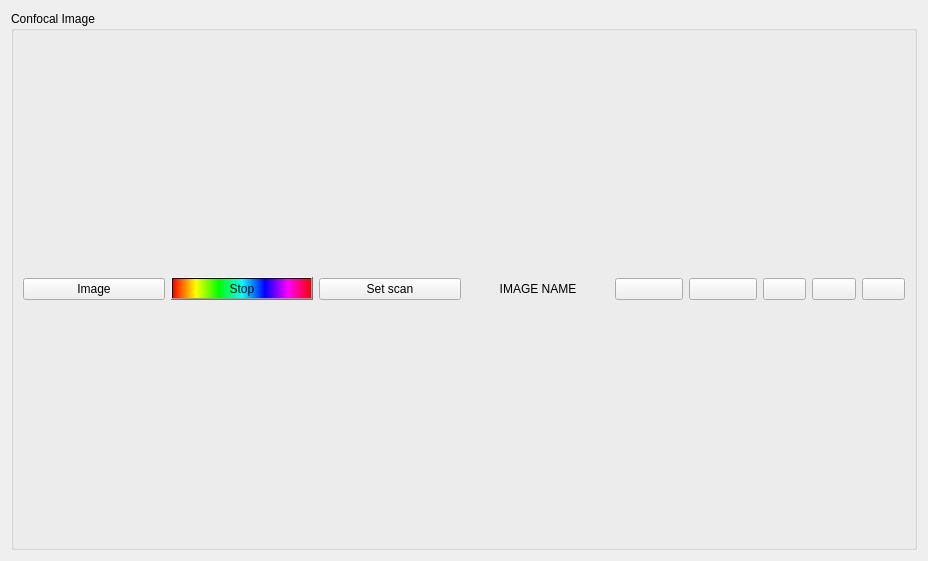
First picture: the form in src/qudi/gui/confocal/confocal_scan.ui, repository tugatoconhelado/Qoptics_exp, before the edit.
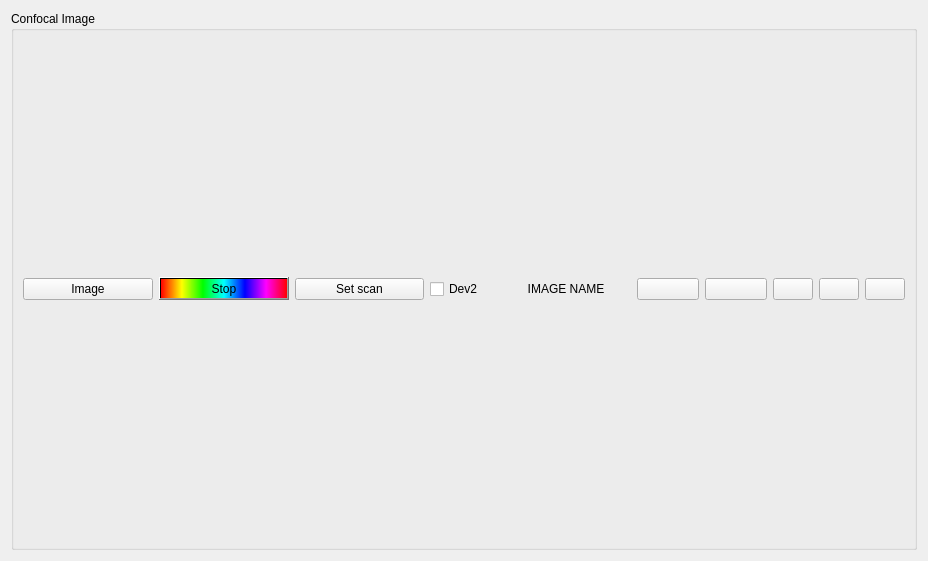
Second picture: the form after the edit. Icons and pictures are not drawn.

The edit to the form file:
```diff
--- a/src/qudi/gui/confocal/confocal_scan.ui
+++ b/src/qudi/gui/confocal/confocal_scan.ui
@@ -30,7 +30,7 @@
        <property name="title">
         <string>Confocal Image</string>
        </property>
-       <layout class="QHBoxLayout" name="horizontalLayout">
+       <layout class="QHBoxLayout" name="horizontalLayout" stretch="2,2,2,1,2,2,2">
         <property name="sizeConstraint">
          <enum>QLayout::SetNoConstraint</enum>
         </property>
@@ -61,6 +61,13 @@
           </property>
          </widget>
         </item>
+        <item>
+         <widget class="QCheckBox" name="device_checkbox">
+          <property name="text">
+           <string>Dev2</string>
+          </property>
+         </widget>
+        </item>
         <item>
          <widget class="QLabel" name="filename_label">
           <property name="text">
@@ -72,7 +79,7 @@
          </widget>
         </item>
         <item>
-         <layout class="QHBoxLayout" name="save_layout">
+         <layout class="QHBoxLayout" name="save_layout" stretch="1,1">
           <item>
            <widget class="QPushButton" name="save_button">
             <property name="text">
@@ -98,7 +105,7 @@
          </layout>
         </item>
         <item>
-         <layout class="QHBoxLayout" name="load_layout">
+         <layout class="QHBoxLayout" name="load_layout" stretch="1,1,1">
           <item>
            <widget class="QPushButton" name="load_button">
             <property name="text">
```
